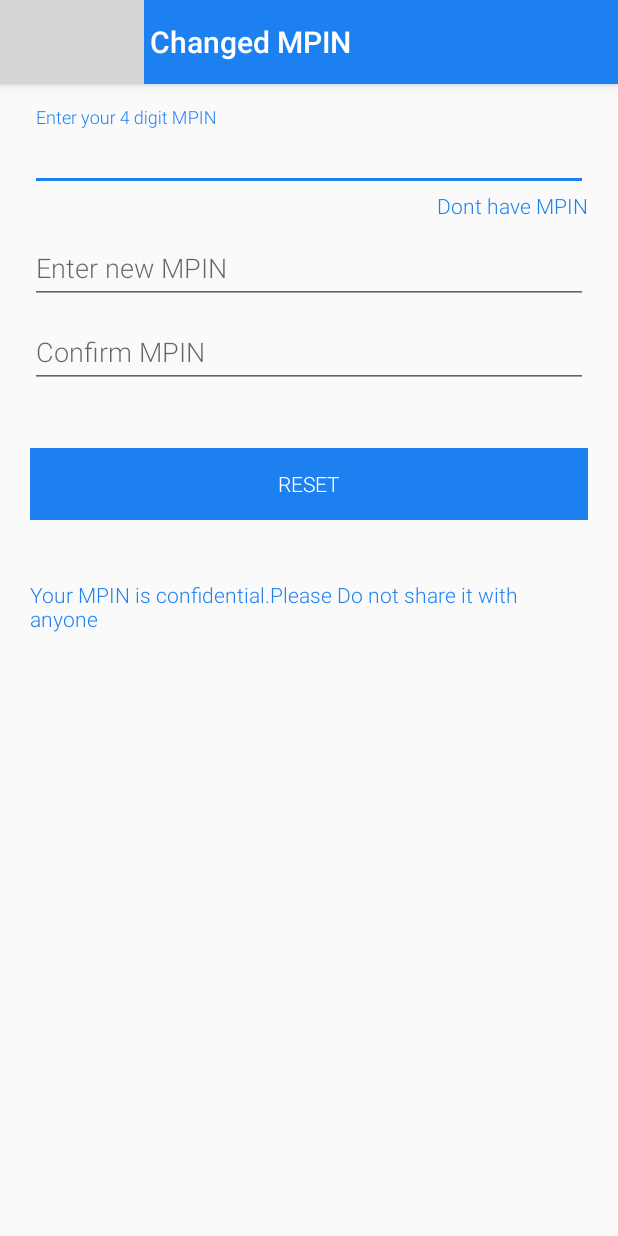
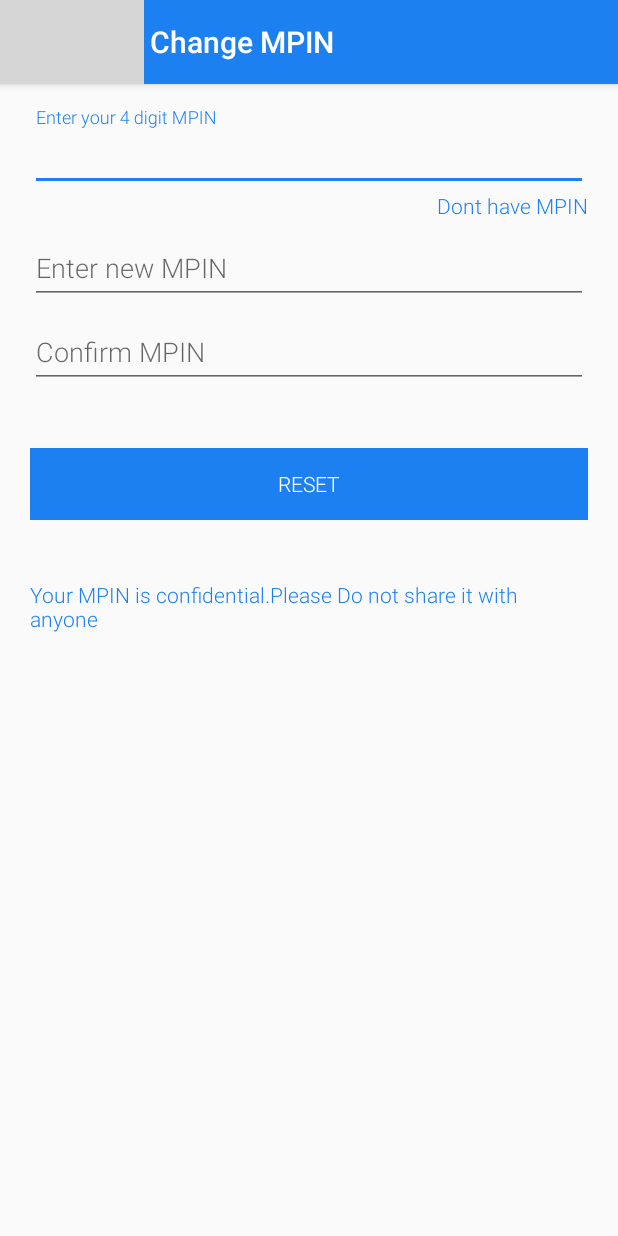
Before and after one commit to SnehaMahadik/PayPuriApp, an Android app: the ChangeMPINActivity screen opened directly, with no data from a screen before it, on a phone screen of 412 x 824 dp. Run offline under Robolectric (Android 15) with nearby library versions, the phone set to English and light mode, and no system bars; plain views replace MaterialRippleLayout; network calls fail; grey boxes are pictures that could not be loaded.

Commit message:
changed just commit

```diff
--- a/app/src/main/java/com/mastek/paypuriapp/activity/ChangeMPINActivity.java
+++ b/app/src/main/java/com/mastek/paypuriapp/activity/ChangeMPINActivity.java
@@ -19,7 +19,7 @@ public class ChangeMPINActivity extends AppCompatActivity {
         setSupportActionBar(mToolBar);
 
         mToolBar.setNavigationIcon(R.drawable.abc_ic_ab_back_mtrl_am_alpha);
-        getSupportActionBar().setTitle("Changed MPIN");
+        getSupportActionBar().setTitle("Change MPIN");
 
         mToolBar.setNavigationOnClickListener(new View.OnClickListener() {
             @Override
```
Also changed, not shown: app/src/main/java/com/mastek/paypuriapp/fragments/DashboardFragment.java (+6 -8 lines).
